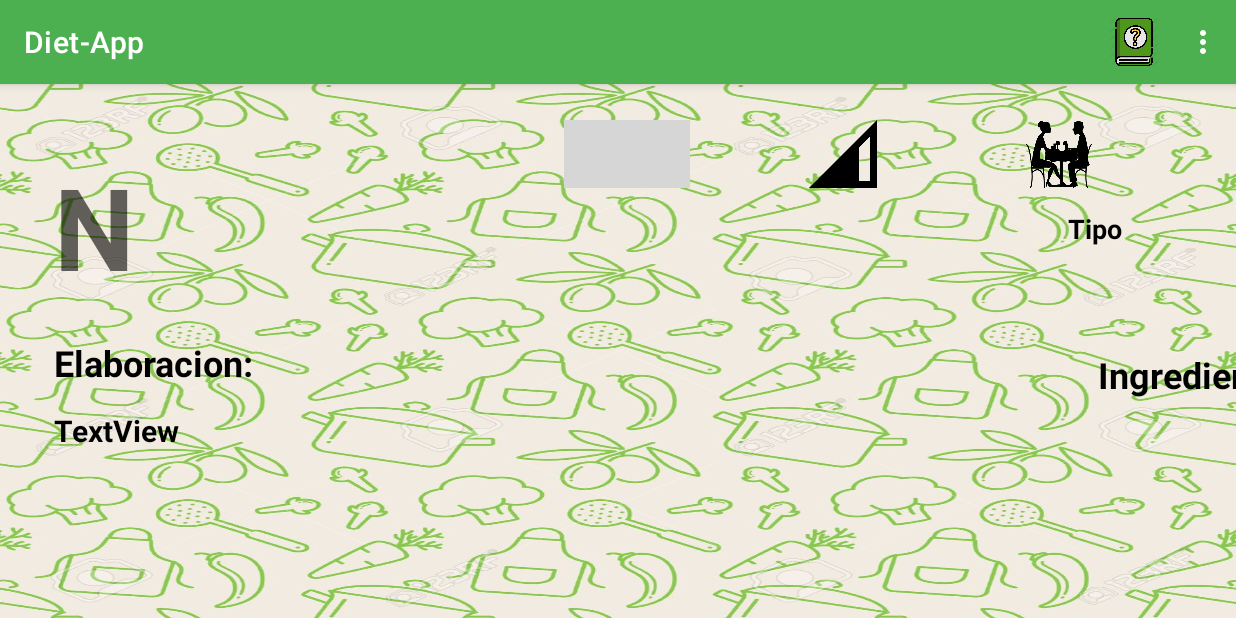
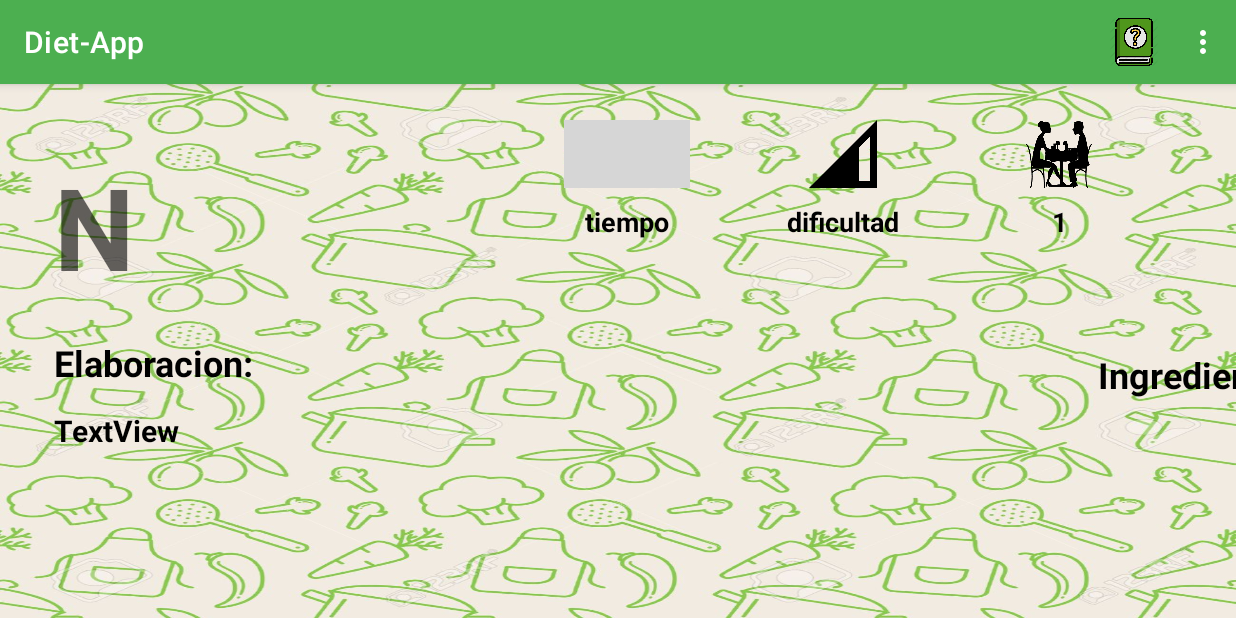
Before and after one commit to Adrian1MT/Diet-App, an Android app: the detallesReceta screen opened directly, with no data from a screen before it, on a phone screen of 824 x 412 dp (held sideways). Run offline under Robolectric (Android 15) with nearby library versions, the phone set to English and light mode, and no system bars; 2 statements that could not run were skipped; grey boxes are pictures that could not be loaded.

Commit message:
cambios para adaptar textos a tablet

```diff
--- a/Aplicacion/app/src/main/res/layout/activity_detalles_receta.xml
+++ b/Aplicacion/app/src/main/res/layout/activity_detalles_receta.xml
@@ -93,55 +93,58 @@
         android:id="@+id/tipo"
         android:layout_width="120dp"
         android:layout_height="33dp"
-        android:layout_marginStart="102dp"
-        android:layout_marginTop="84dp"
+        android:layout_marginTop="10dp"
         android:text="Tipo"
         android:textAlignment="center"
         android:textColor="@color/black"
         android:textSize="18sp"
         android:textStyle="bold"
-        app:layout_constraintStart_toEndOf="@+id/nomReceta"
-        app:layout_constraintTop_toTopOf="parent" />
+        app:layout_constraintEnd_toEndOf="@+id/Fmenu"
+        app:layout_constraintStart_toStartOf="@+id/Fmenu"
+        app:layout_constraintTop_toBottomOf="@+id/Fmenu" />
 
     <TextView
         android:id="@+id/comensales"
         android:layout_width="120dp"
         android:layout_height="31dp"
-        android:layout_marginStart="16dp"
+        android:layout_marginTop="10dp"
         android:autoText="false"
         android:text="1"
         android:textAlignment="center"
         android:textColor="@color/black"
         android:textSize="18sp"
         android:textStyle="bold"
-        app:layout_constraintStart_toEndOf="@+id/dificultad"
-        app:layout_constraintTop_toTopOf="@+id/dificultad" />
+        app:layout_constraintEnd_toEndOf="@+id/Fcomensal"
+        app:layout_constraintStart_toStartOf="@+id/Fcomensal"
+        app:layout_constraintTop_toBottomOf="@+id/Fcomensal" />
 
     <TextView
         android:id="@+id/dificultad"
         android:layout_width="120dp"
         android:layout_height="31dp"
-        android:layout_marginStart="32dp"
+        android:layout_marginTop="10dp"
         android:text="dificultad"
         android:textAlignment="center"
         android:textColor="@color/black"
         android:textSize="18sp"
         android:textStyle="bold"
-        app:layout_constraintStart_toEndOf="@+id/tiempo"
-        app:layout_constraintTop_toTopOf="@+id/tiempo" />
+        app:layout_constraintEnd_toEndOf="@+id/Fdificultad"
+        app:layout_constraintStart_toStartOf="@+id/Fdificultad"
+        app:layout_constraintTop_toBottomOf="@+id/Fdificultad" />
 
     <TextView
         android:id="@+id/tiempo"
         android:layout_width="120dp"
         android:layout_height="31dp"
-        android:layout_marginStart="20dp"
+        android:layout_marginTop="10dp"
         android:text="tiempo"
         android:textAlignment="center"
         android:textColor="@color/black"
         android:textSize="18sp"
         android:textStyle="bold"
-        app:layout_constraintStart_toEndOf="@+id/tipo"
-        app:layout_constraintTop_toTopOf="@+id/tipo" />
+        app:layout_constraintEnd_toEndOf="@+id/Ftiempo"
+        app:layout_constraintStart_toStartOf="@+id/Ftiempo"
+        app:layout_constraintTop_toBottomOf="@+id/Ftiempo" />
 
     <ImageView
         android:id="@+id/foto"
--- a/Aplicacion/app/src/main/res/layout/item_dietas.xml
+++ b/Aplicacion/app/src/main/res/layout/item_dietas.xml
@@ -31,7 +31,7 @@
         android:text="item"
         android:textAlignment="textStart"
         android:textColor="@color/verde_oscuro"
-        android:textSize="120px"
+        android:textSize="90px"
         android:textStyle="bold"
         android:translationY="20dp"
         app:layout_constraintBottom_toBottomOf="parent"
--- a/Aplicacion/app/src/main/res/layout/linea.xml
+++ b/Aplicacion/app/src/main/res/layout/linea.xml
@@ -29,7 +29,7 @@
         android:text="item"
         android:textAlignment="textStart"
         android:textColor="@color/verde_oscuro"
-        android:textSize="130px"
+        android:textSize="120px"
         android:textStyle="bold"
         app:layout_constraintBottom_toBottomOf="parent"
         app:layout_constraintStart_toEndOf="@+id/icono"
--- a/Aplicacion/app/src/main/res/layout/visualizar__recetas.xml
+++ b/Aplicacion/app/src/main/res/layout/visualizar__recetas.xml
@@ -107,7 +107,7 @@
         android:insetTop="0dp"
         android:insetBottom="0dp"
         android:onClick="entre"
-        android:text="15 MIN y 30 MIN"
+        android:text="DE 15 A 30 MIN"
         android:textSize="18sp"
         app:layout_constraintEnd_toEndOf="parent"
         app:layout_constraintTop_toBottomOf="@+id/btnmenor" />
```
